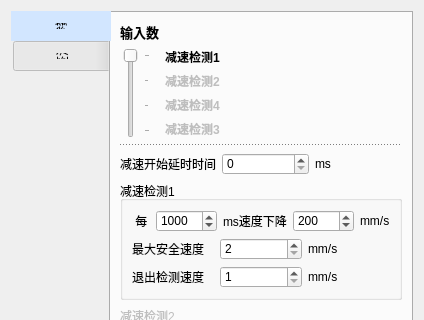
Old version of the form logic_view/logic_setting/speed_monitor_setting.ui in the repository su0814/qt_spc100; both pictures show x 0 to 424 and y 0 to 320 of the 424 by 749 pixel window.
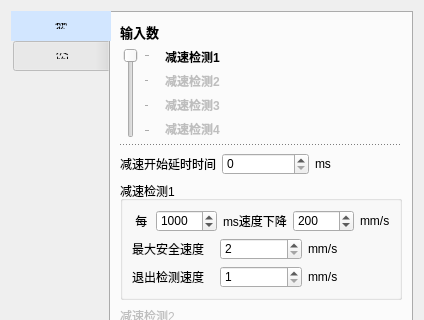
New version of the form.

```diff
--- a/logic_view/logic_setting/speed_monitor_setting.ui
+++ b/logic_view/logic_setting/speed_monitor_setting.ui
@@ -217,7 +217,7 @@
           </font>
          </property>
          <property name="text">
-          <string>减速检测4</string>
+          <string>减速检测3</string>
          </property>
         </widget>
        </item>
@@ -234,7 +234,7 @@
           </font>
          </property>
          <property name="text">
-          <string>减速检测3</string>
+          <string>减速检测4</string>
          </property>
         </widget>
        </item>
```
Left out of the diff: 6 changed lines with no effect on the pictures.
